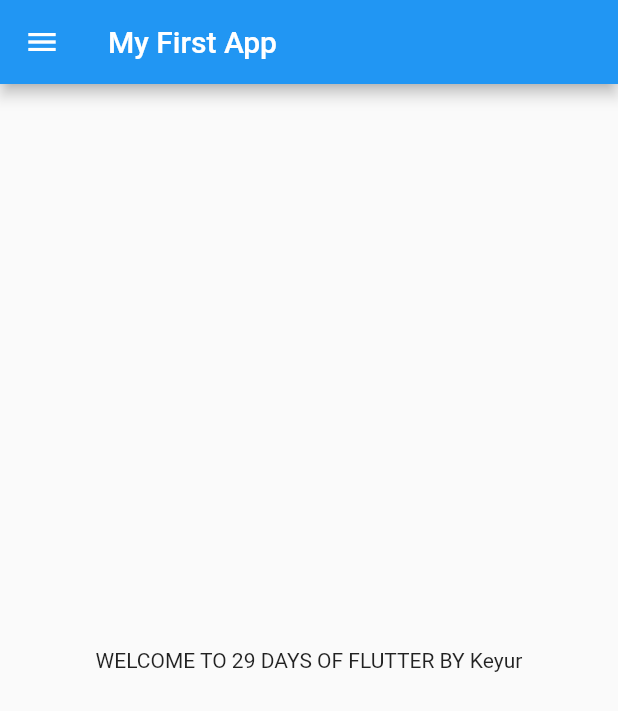
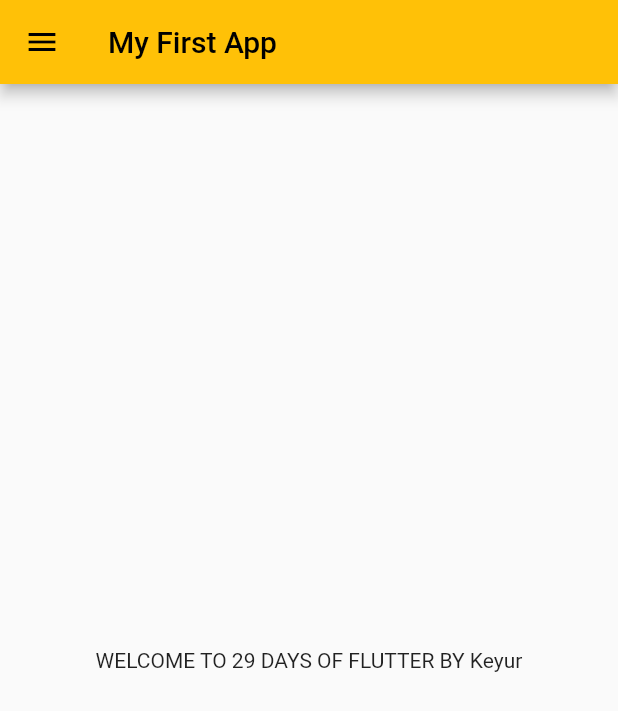
Before and after one commit to keyur653/FlutterIn30Days, a Flutter app: the screen it shows after launch, on a phone screen of 412 x 824 dp. Shown: the top 711 px of the screen. Run offline on Flutter 3.47's test engine with Material 2 defaults, Android fonts, the phone set to English and light mode, and no system bars.

Commit message:
Day 3 done

```diff
--- a/lib/main.dart
+++ b/lib/main.dart
@@ -1,5 +1,6 @@
 import 'package:flutter/material.dart';
-import 'package:flutter_catalog/home_page.dart';
+import 'package:flutter_catalog/pages/home_page.dart';
+import 'package:flutter_catalog/pages/login_page.dart';
 
 void main() {
   runApp(MyApp());
@@ -10,11 +11,16 @@ class MyApp extends StatelessWidget {
 
   @override
   Widget build(BuildContext context) {
-    int days = 29;
-    String name = "Keyur";
-
     return MaterialApp(
-      home: HomePage(),
+      themeMode: ThemeMode.light,
+      theme: ThemeData(primarySwatch: Colors.amber),
+      darkTheme: ThemeData(brightness: Brightness.dark),
+      initialRoute: "/home",
+      routes: {
+        "/": (context) => LoginPage(),
+        "/home": (context) => HomePage(),
+        "/login": (context) => LoginPage()
+      },
     );
   }
 }
```
Also changed, not shown: lib/pages/login_page.dart (added, +16 -0 lines), lib/pages/home_page.dart (renamed from lib/home_page.dart).
